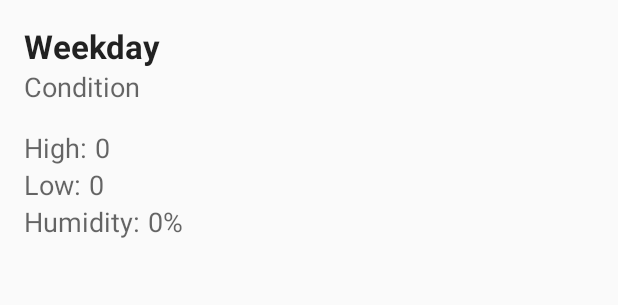
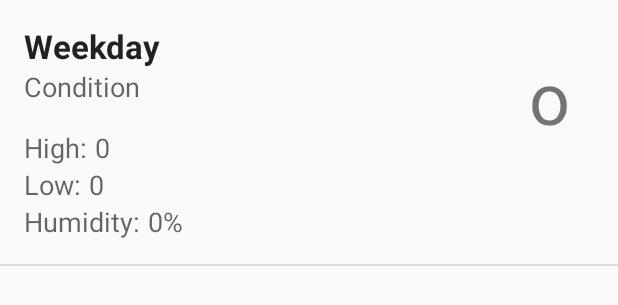
Before and after one commit to Jparrishau/MultithreadedWeatherApp, an Android app: the layout row_weather_item.xml on its own in the app's theme, with its tools: preview values and no code run, on a phone screen of 412 x 824 dp. Shown: the top 305 px of the screen. Run offline under Robolectric (Android 15) with nearby library versions, the phone set to English and light mode, and no system bars; network calls fail.

Commit message:
Added weather icon text views

```diff
--- a/app/src/main/res/layout/fragment_forecast.xml
+++ b/app/src/main/res/layout/fragment_forecast.xml
@@ -11,7 +11,9 @@
         android:layout_width="match_parent"
         android:layout_height="wrap_content"
         android:background="@color/colorPrimary"
-        android:theme="@style/ThemeOverlay.AppCompat.Dark.ActionBar">
+        android:theme="@style/ThemeOverlay.AppCompat.Dark.ActionBar"
+        app:layout_behavior="com.imobile3.taylor.imobile3_weather_app.FlingBehavior"
+        >
 
         <android.support.design.widget.CollapsingToolbarLayout
             android:layout_width="match_parent"
@@ -102,15 +104,14 @@
                     android:weightSum="2">
 
                     <TextView
-                        android:id="@+id/currentIcon"
+                        android:id="@+id/currentWeatherIcon"
                         android:layout_width="wrap_content"
                         android:layout_height="wrap_content"
                         android:layout_gravity="end"
                         android:layout_weight="1"
-                        android:drawableLeft="@drawable/ic_cloud_white_48dp"
                         android:paddingRight="42dp"
-                        android:text=""
-                        android:textAppearance="@style/TextAppearance.AppCompat.Large"/>
+                        android:text="o"
+                        android:textSize="72dp"/>
 
                     <TextView
                         android:id="@+id/lastUpdate"
--- a/app/src/main/res/layout/row_weather_item.xml
+++ b/app/src/main/res/layout/row_weather_item.xml
@@ -1,9 +1,16 @@
 <?xml version="1.0" encoding="utf-8"?>
-<RelativeLayout xmlns:android="http://schemas.android.com/apk/res/android"
+<LinearLayout xmlns:android="http://schemas.android.com/apk/res/android"
+              xmlns:app="http://schemas.android.com/apk/res-auto"
+              xmlns:tools="http://schemas.android.com/tools"
+              android:layout_width="match_parent"
+              android:layout_height="wrap_content"
+              android:orientation="vertical">
+
+    <RelativeLayout
         android:layout_width="match_parent"
         android:layout_height="match_parent"
-    android:padding="@dimen/fab_margin">
-
+        android:layout_weight="1"
+        android:padding="16dp">
 
         <TextView
             android:id="@+id/weekday"
@@ -15,7 +22,7 @@
             android:layout_marginRight="10dp"
             android:text="Weekday"
             android:textAppearance="?android:attr/textAppearanceLarge"
-        android:textStyle="bold" />
+            android:textStyle="bold"/>
 
         <TextView
             android:id="@+id/conditions"
@@ -25,8 +32,7 @@
             android:layout_marginRight="5dp"
             android:fontFamily="sans-serif"
             android:text="Condition"
-        android:textAppearance="@style/TextAppearance.AppCompat.Medium" />
-
+            android:textAppearance="@style/TextAppearance.AppCompat.Medium"/>
 
         <TextView
             android:id="@+id/high"
@@ -36,7 +42,7 @@
             android:layout_marginRight="5dp"
             android:layout_marginTop="16dp"
             android:text="High:"
-        android:textAppearance="@style/TextAppearance.AppCompat.Medium" />
+            android:textAppearance="@style/TextAppearance.AppCompat.Medium"/>
 
         <TextView
             android:id="@+id/highDegree"
@@ -49,7 +55,7 @@
             android:layout_toEndOf="@+id/high"
             android:layout_toRightOf="@+id/high"
             android:text="0"
-        android:textAppearance="@style/TextAppearance.AppCompat.Medium" />
+            android:textAppearance="@style/TextAppearance.AppCompat.Medium"/>
 
         <TextView
             android:id="@+id/low"
@@ -58,7 +64,7 @@
             android:layout_below="@+id/high"
             android:layout_marginRight="5dp"
             android:text="Low:"
-        android:textAppearance="@style/TextAppearance.AppCompat.Medium" />
+            android:textAppearance="@style/TextAppearance.AppCompat.Medium"/>
 
         <TextView
             android:id="@+id/lowDegree"
@@ -67,7 +73,7 @@
             android:layout_below="@+id/high"
             android:layout_toRightOf="@id/low"
             android:text="0"
-        android:textAppearance="@style/TextAppearance.AppCompat.Medium" />
+            android:textAppearance="@style/TextAppearance.AppCompat.Medium"/>
 
         <TextView
             android:id="@+id/humidityText"
@@ -78,7 +84,7 @@
             android:layout_below="@+id/low"
             android:layout_marginRight="5dp"
             android:text="Humidity:"
-        android:textAppearance="@style/TextAppearance.AppCompat.Medium" />
+            android:textAppearance="@style/TextAppearance.AppCompat.Medium"/>
 
         <TextView
             android:id="@+id/humidity"
@@ -89,4 +95,26 @@
             android:text="0%"
             android:textAppearance="@style/TextAppearance.AppCompat.Medium"/>
 
+        <TextView
+            android:id="@+id/weatherIcon"
+            android:layout_width="wrap_content"
+            android:layout_height="wrap_content"
+            android:layout_alignParentEnd="true"
+            android:layout_alignParentRight="true"
+            android:layout_alignParentTop="true"
+            android:layout_marginRight="16dp"
+            android:layout_marginTop="16dp"
+            android:text="o"
+            android:textSize="48dp"/>
+
+
     </RelativeLayout>
+
+    <View
+        android:id="@+id/lineView"
+        android:layout_width="match_parent"
+        android:layout_height="1dp"
+        android:layout_gravity="bottom"
+        android:background="?android:attr/listDivider"/>
+
+</LinearLayout>
```
Lines whose indentation alone changed are shown as unchanged.
